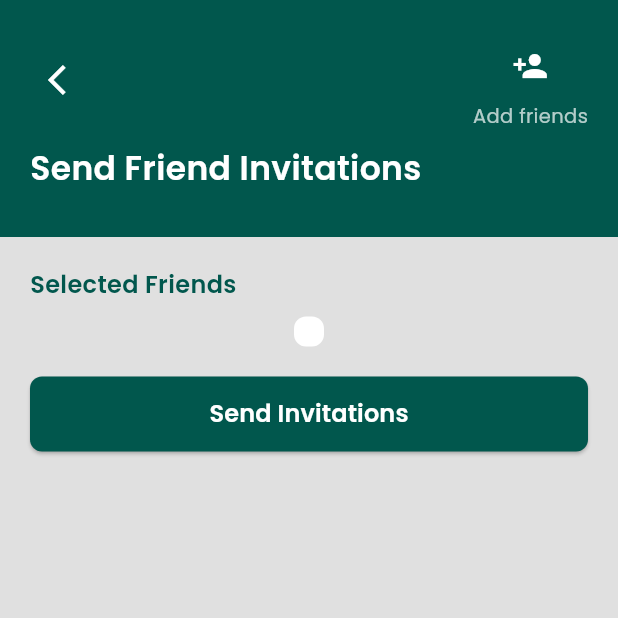
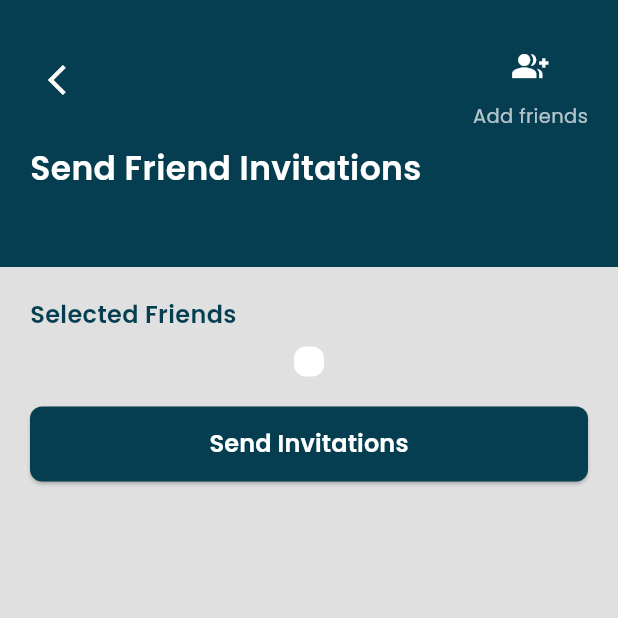
Before and after one commit to KugleBlitz007/SplitGasy, a Flutter app: the SendInvitesPage screen opened directly, on a phone screen of 412 x 824 dp, the top half of it. Run offline on Flutter 3.47's test engine with Material 3 defaults, Android fonts, the phone set to English and light mode, and no system bars; our stand-ins replace cloud_firestore, firebase_auth, firebase_core, flutter_dotenv, google_fonts, google_sign_in; accounts and stored records are empty.

Commit message:
Fixing visuals of send_invites

```diff
--- a/lib/pages/send_invites.dart
+++ b/lib/pages/send_invites.dart
@@ -106,15 +106,19 @@ class _SendInvitesPageState extends State<SendInvitesPage> {
   @override
   Widget build(BuildContext context) {
     return Scaffold(
-      backgroundColor: const Color(0xFFE0E0E0),
-      body: SafeArea(
-        child: Column(
+      backgroundColor: const Color(0xFF043E50),
+      body: Column(
         children: [
           // TOP SECTION
           Container(
-              padding: const EdgeInsets.only(left: 20, right: 20, top: 20, bottom: 30),
+            padding: EdgeInsets.only(
+              left: 20,
+              right: 20,
+              top: MediaQuery.of(context).padding.top + 20,
+              bottom: 30
+            ),
             decoration: const BoxDecoration(
-                color: Color.fromARGB(255, 1, 87, 77),
+              color: Color(0xFF043E50),
             ),
             child: Column(
               crossAxisAlignment: CrossAxisAlignment.start,
@@ -129,7 +133,7 @@ class _SendInvitesPageState extends State<SendInvitesPage> {
                     Column(
                       children: [
                         IconButton(
-                            icon: const Icon(Icons.person_add, color: Colors.white),
+                          icon: const Icon(Icons.group_add, color: Colors.white),
                           onPressed: _addFriend,
                         ),
                         Text(
@@ -152,12 +156,17 @@ class _SendInvitesPageState extends State<SendInvitesPage> {
                     fontWeight: FontWeight.w600,
                   ),
                 ),
+                const SizedBox(height: 20),
               ],
             ),
           ),
 
           // FRIENDS LIST SECTION
           Expanded(
+            child: Container(
+              decoration: const BoxDecoration(
+                color: Color(0xFFE0E0E0),
+              ),
               child: SingleChildScrollView(
                 padding: const EdgeInsets.symmetric(vertical: 20),
                 child: Column(
@@ -171,7 +180,7 @@ class _SendInvitesPageState extends State<SendInvitesPage> {
                           style: GoogleFonts.poppins(
                             fontSize: 16,
                             fontWeight: FontWeight.w600,
-                            color: const Color.fromARGB(255, 1, 87, 77),
+                            color: const Color(0xFF043E50),
                           ),
                         ),
                       ),
@@ -187,12 +196,23 @@ class _SendInvitesPageState extends State<SendInvitesPage> {
                       ),
                       child: Column(
                         children: selectedUsers.map((friend) {
-                          return ListTile(
+                          return CheckboxListTile(
+                            value: true,
+                            activeColor: const Color(0xFF043E50),
+                            checkColor: Colors.white,
+                            onChanged: (bool? value) {
+                              if (value == false) {
+                                setState(() {
+                                  selectedUsers.removeWhere((f) => f.id == friend.id);
+                                });
+                              }
+                            },
                             title: Text(
                               friend.name,
                               style: GoogleFonts.poppins(
-                                fontSize: 14,
+                                fontSize: 18,
                                 color: Colors.black87,
+                                fontWeight: FontWeight.w500,
                               ),
                             ),
                             subtitle: Text(
@@ -202,14 +222,8 @@ class _SendInvitesPageState extends State<SendInvitesPage> {
                                 color: Colors.grey[600],
                               ),
                             ),
-                            trailing: IconButton(
-                              icon: const Icon(Icons.remove_circle_outline),
-                              onPressed: () {
-                                setState(() {
-                                  selectedUsers.removeWhere((f) => f.id == friend.id);
-                                });
-                              },
-                            ),
+                            controlAffinity: ListTileControlAffinity.trailing,
+                            contentPadding: EdgeInsets.zero,
                           );
                         }).toList(),
                       ),
@@ -217,40 +231,35 @@ class _SendInvitesPageState extends State<SendInvitesPage> {
 
                     const SizedBox(height: 20),
 
-                    // SEND INVITATIONS button
+                    // Send Button
                     Padding(
                       padding: const EdgeInsets.symmetric(horizontal: 20),
-                      child: SizedBox(
-                        width: double.infinity,
-                        height: 50,
                       child: ElevatedButton(
                         onPressed: _sendInvitations,
                         style: ElevatedButton.styleFrom(
-                            backgroundColor: const Color.fromARGB(255, 1, 87, 77),
+                          backgroundColor: const Color(0xFF043E50),
+                          minimumSize: const Size(double.infinity, 50),
                           shape: RoundedRectangleBorder(
                             borderRadius: BorderRadius.circular(8),
                           ),
                         ),
                         child: Text(
-                            "Send Invitations",
+                          'Send Invitations',
                           style: GoogleFonts.poppins(
+                            color: Colors.white,
                             fontSize: 16,
-                              color: Colors.white,
                             fontWeight: FontWeight.w600,
                           ),
-                          ),
-                        ),
-                      ),
-                    ),
-
-                    const SizedBox(height: 20),
-                  ],
                         ),
                       ),
                     ),
                   ],
                 ),
               ),
+            ),
+          ),
+        ],
+      ),
     );
   }
 }
```
Lines whose indentation alone changed are shown as unchanged.
